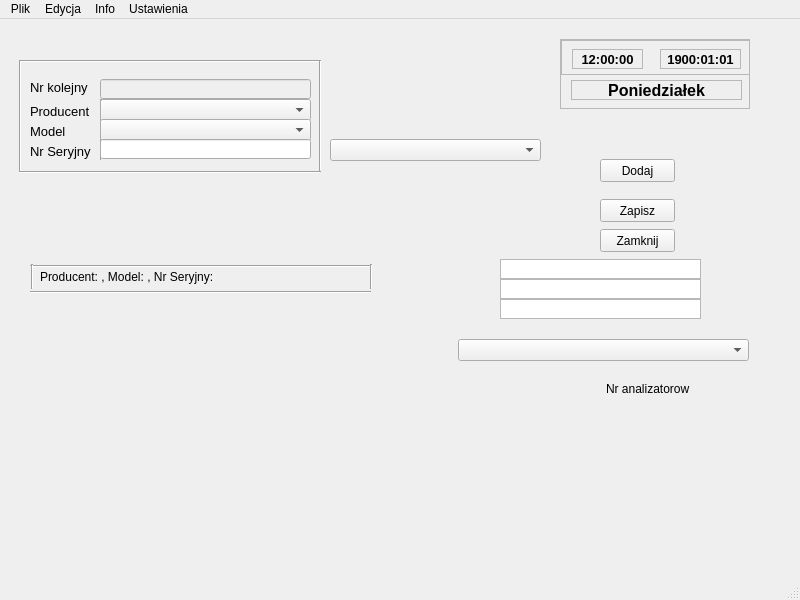
Before: the Qt Designer form Urzadzenia/urzadzenia.ui in Astropl/TestRamek, drawn with Qt 5.
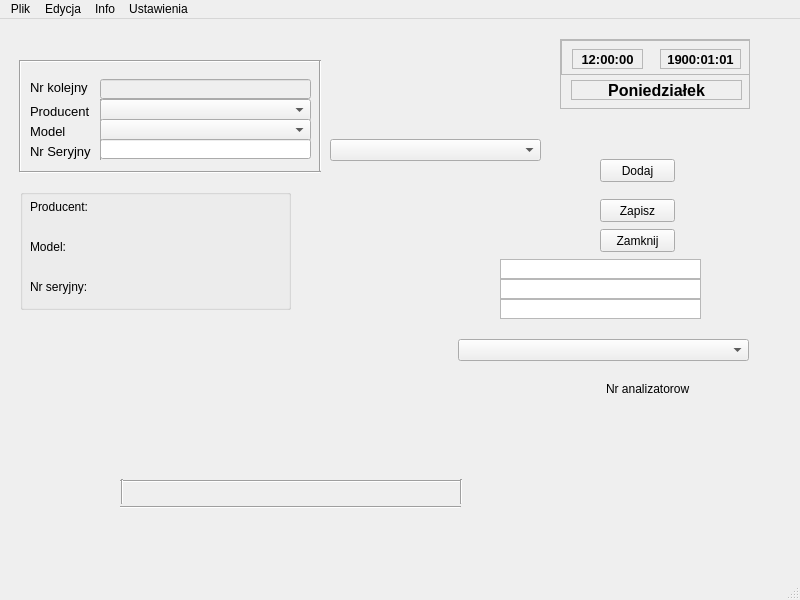
After: the same form once the commit is applied.

What changed in the file:
```diff
--- a/Urzadzenia/urzadzenia.ui
+++ b/Urzadzenia/urzadzenia.ui
@@ -100,14 +100,14 @@
    <widget class="QLabel" name="label_4">
     <property name="geometry">
      <rect>
-      <x>40</x>
-      <y>250</y>
+      <x>30</x>
+      <y>180</y>
       <width>281</width>
       <height>16</height>
      </rect>
     </property>
     <property name="text">
-     <string>Producent: , Model: , Nr Seryjny:</string>
+     <string>Producent: </string>
     </property>
    </widget>
    <widget class="Line" name="line">
@@ -165,8 +165,8 @@
    <widget class="Line" name="line_5">
     <property name="geometry">
      <rect>
-      <x>30</x>
-      <y>265</y>
+      <x>120</x>
+      <y>480</y>
       <width>341</width>
       <height>16</height>
      </rect>
@@ -178,8 +178,8 @@
    <widget class="Line" name="line_6">
     <property name="geometry">
      <rect>
-      <x>30</x>
-      <y>245</y>
+      <x>120</x>
+      <y>460</y>
       <width>341</width>
       <height>5</height>
      </rect>
@@ -191,8 +191,8 @@
    <widget class="Line" name="line_7">
     <property name="geometry">
      <rect>
-      <x>30</x>
-      <y>245</y>
+      <x>120</x>
+      <y>460</y>
       <width>5</width>
       <height>25</height>
      </rect>
@@ -204,8 +204,8 @@
    <widget class="Line" name="line_8">
     <property name="geometry">
      <rect>
-      <x>370</x>
-      <y>245</y>
+      <x>460</x>
+      <y>460</y>
       <width>3</width>
       <height>25</height>
      </rect>
@@ -494,6 +494,46 @@
      </rect>
     </property>
    </widget>
+   <widget class="QLabel" name="label_6">
+    <property name="geometry">
+     <rect>
+      <x>30</x>
+      <y>220</y>
+      <width>251</width>
+      <height>16</height>
+     </rect>
+    </property>
+    <property name="text">
+     <string>Model:</string>
+    </property>
+   </widget>
+   <widget class="QLabel" name="label_7">
+    <property name="geometry">
+     <rect>
+      <x>30</x>
+      <y>260</y>
+      <width>251</width>
+      <height>16</height>
+     </rect>
+    </property>
+    <property name="text">
+     <string>Nr seryjny:</string>
+    </property>
+   </widget>
+   <widget class="QGroupBox" name="groupBox">
+    <property name="geometry">
+     <rect>
+      <x>20</x>
+      <y>170</y>
+      <width>271</width>
+      <height>121</height>
+     </rect>
+    </property>
+    <property name="title">
+     <string/>
+    </property>
+   </widget>
+   <zorder>groupBox</zorder>
    <zorder>label</zorder>
    <zorder>label_2</zorder>
    <zorder>label_3</zorder>
@@ -523,6 +563,8 @@
    <zorder>label_5</zorder>
    <zorder>lineEditNumber</zorder>
    <zorder>lineEditNrSeryjny</zorder>
+   <zorder>label_6</zorder>
+   <zorder>label_7</zorder>
   </widget>
   <widget class="QMenuBar" name="menubar">
    <property name="geometry">
```
